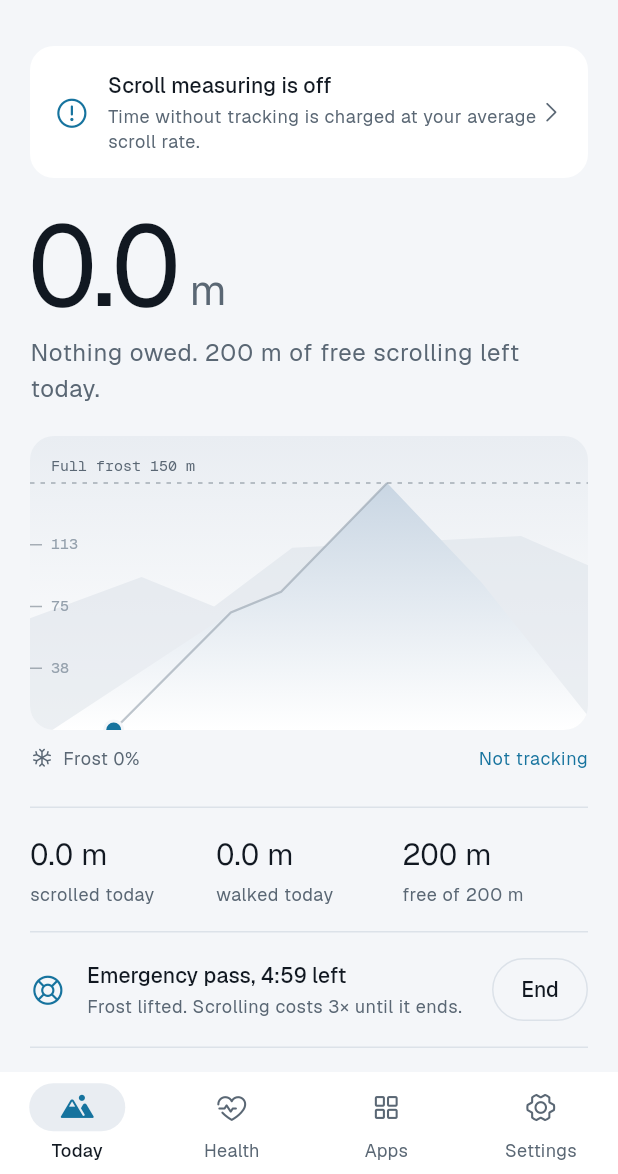
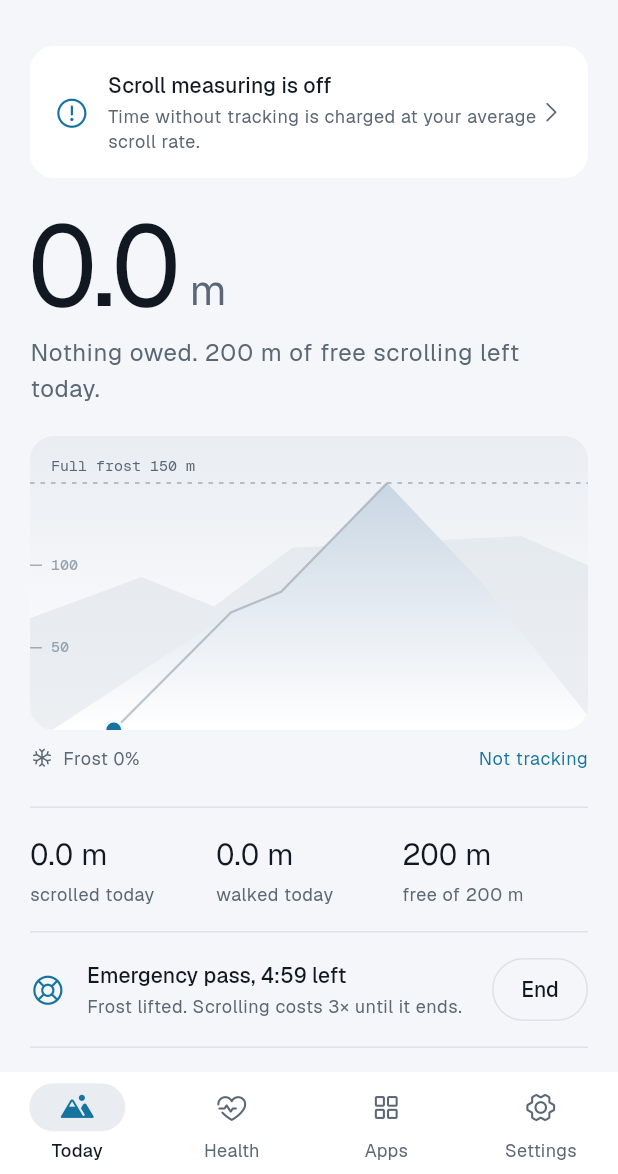
Before and after one commit to lebaaar/doomwalk, a Flutter app: the HomeScreen screen opened directly, after a tap on "Use", on a phone screen of 412 x 824 dp, the part 62-1236 px from its top. Run offline on Flutter 3.47's test engine with Material 3 defaults, Android fonts, the phone set to English and light mode, and no system bars; our stand-ins replace flutter_riverpod, pedometer, permission_handler, share_plus, sqflite; missing offline and left inert: home_widget; accounts and stored records are empty; project files that could hold a hidden picture were left out.

Commit message:
Fix confusing home stats: walked label, ledger sum, gauge ticks
- The walked stat is always labelled 'walked today'; a disabled step
  counter now gets its own notice at the top, like scroll measuring.
- The ledger reads as a sum that ends at the hero number: scrolled,
  free allowance, over the allowance (with how it is priced), then
  carried over + charged - walked = left to walk.
- Gauge ticks use round 1/2/5 steps (50, 100 under 150 m) instead of
  quarters (38, 75, 113).

Co-Authored-By: Claude Opus 5.5 <noreply@anthropic.com>
Claude-Session: https://claude.ai/code/session_01VuuPe1ZfiaRus7cUJhEEFG

```diff
--- a/lib/ui/altitude_gauge.dart
+++ b/lib/ui/altitude_gauge.dart
@@ -1,3 +1,4 @@
+import 'dart:math' as math;
 import 'dart:ui' as ui;
 
 import 'package:flutter/material.dart';
@@ -24,6 +25,14 @@ class AltitudeGauge extends StatelessWidget {
           size: Size.infinite,
         ),
       );
+}
+
+/// Largest 1/2/5 × 10ⁿ step that puts about three ticks under [max].
+double niceTickStep(double max) {
+  if (max <= 0) return 0;
+  final raw = max / 3;
+  final mag = math.pow(10, (math.log(raw) / math.ln10).floor()).toDouble();
+  return [5.0, 2.0, 1.0].map((k) => k * mag).firstWhere((s) => s <= raw, orElse: () => mag);
 }
 
 class _GaugePainter extends CustomPainter {
@@ -87,10 +96,12 @@ class _GaugePainter extends CustomPainter {
 
     if (showScale) {
       _label(canvas, 'Full frost ${frostMaxM.toStringAsFixed(0)} m', Offset(14, frostY - 18), c.muted);
-      for (var i = 1; i < 4; i++) {
-        final y = base - (base - frostY) * i / 4;
+      // Round ticks (50, 100 under a 150 m summit), never crowding the summit label.
+      final step = niceTickStep(frostMaxM);
+      for (var m = step; step > 0 && m < frostMaxM * 0.9; m += step) {
+        final y = base - (base - frostY) * m / frostMaxM;
         canvas.drawLine(Offset(0, y), Offset(8, y), dash);
-        _label(canvas, (frostMaxM * i / 4).toStringAsFixed(0), Offset(14, y - 7), c.faint);
+        _label(canvas, m.toStringAsFixed(m % 1 == 0 ? 0 : 1), Offset(14, y - 7), c.faint);
       }
     }
 
--- a/lib/ui/home_screen.dart
+++ b/lib/ui/home_screen.dart
@@ -85,7 +85,16 @@ class _HomeScreenState extends ConsumerState<HomeScreen> with WidgetsBindingObse
         index: _tab,
         children: [
           page([
-            if (!c.status.accessibilityEnabled) const _TrackingOff(),
+            if (!c.status.accessibilityEnabled)
+              const _Notice(
+                title: 'Scroll measuring is off',
+                body: 'Time without tracking is charged at your average scroll rate.',
+              ),
+            if (c.walkError != null)
+              const _Notice(
+                title: 'Step counting is off',
+                body: 'Walking won\'t pay your debt down until physical activity access is allowed.',
+              ),
             const SizedBox(height: 20),
             _Hero(c: c),
             const SizedBox(height: 20),
@@ -142,8 +151,11 @@ class _HomeScreenState extends ConsumerState<HomeScreen> with WidgetsBindingObse
   }
 }
 
-class _TrackingOff extends StatelessWidget {
-  const _TrackingOff();
+/// A tappable problem that blocks part of the loop; opens setup to fix it.
+class _Notice extends StatelessWidget {
+  const _Notice({required this.title, required this.body});
+  final String title;
+  final String body;
 
   @override
   Widget build(BuildContext context) {
@@ -164,9 +176,9 @@ class _TrackingOff extends StatelessWidget {
               const SizedBox(width: 12),
               Expanded(
                 child: Column(crossAxisAlignment: CrossAxisAlignment.start, children: [
-                  Text('Scroll measuring is off', style: t.titleSmall),
+                  Text(title, style: t.titleSmall),
                   const SizedBox(height: 2),
-                  Text('Time without tracking is charged at your average scroll rate.', style: t.bodySmall),
+                  Text(body, style: t.bodySmall),
                 ]),
               ),
               Icon(Ph.caretRight, size: 18, color: context.colors.muted),
@@ -370,7 +382,7 @@ class _Stats extends StatelessWidget {
         padding: const EdgeInsets.symmetric(vertical: 16),
         child: Row(children: [
           stat(formatMetres(c.state.scrolledTodayM), 'scrolled today'),
-          stat(formatMetres(c.state.walkedTodayM), c.walkError == null ? 'walked today' : 'step sensor off'),
+          stat(formatMetres(c.state.walkedTodayM), 'walked today'),
           stat(formatMetres(c.allowanceLeftM, decimals: 0),
               'free of ${formatMetres(c.config.effective.allowanceM, decimals: 0)}'),
         ]),
@@ -569,18 +581,38 @@ class _Ledger extends StatelessWidget {
             Text(b, style: numeric.copyWith(fontSize: 14, color: color ?? context.colors.text)),
           ]),
         );
+    // Reads top to bottom as a sum that ends at the hero number:
+    // carried + scrolling + gaps − walked = to walk.
+    final scrollChargedM = s.chargedTodayM - s.tamperChargedTodayM;
+    final overM = s.scrolledTodayM - s.allowanceUsedM;
+    final carriedM = s.debtM - s.chargedTodayM + s.paidTodayM;
     return Column(crossAxisAlignment: CrossAxisAlignment.start, children: [
-      line('Charged today', '+${formatMetres(s.chargedTodayM)}', color: context.colors.accent),
-      line('Walked off today', '−${formatMetres(s.paidTodayM)}'),
+      line('Scrolled today', formatMetres(s.scrolledTodayM)),
+      line('Free allowance', '−${formatMetres(s.allowanceUsedM)}'),
+      line('Over the allowance', formatMetres(overM)),
+      Padding(
+        padding: const EdgeInsets.only(bottom: 4),
+        child: Text(
+          'Each metre over is charged at the app\'s rate, then × ${cfg.effective.ratio.toStringAsFixed(1)} '
+          'to turn it into walking.',
+          style: t.bodySmall,
+        ),
+      ),
+      const SizedBox(height: 8),
+      const Divider(),
+      const SizedBox(height: 8),
+      if (carriedM >= 0.05) line('Carried over', '+${formatMetres(carriedM)}'),
+      line('Charged for scrolling', '+${formatMetres(scrollChargedM)}', color: context.colors.accent),
       if (s.tamperChargedTodayM > 0)
         line('Charged for tracking gaps', '+${formatMetres(s.tamperChargedTodayM)}', color: context.colors.accent),
+      line('Walked off today', '−${formatMetres(s.paidTodayM)}'),
+      line('Left to walk', formatMetres(s.debtM), color: context.colors.text),
       const SizedBox(height: 8),
       const Divider(),
       const SizedBox(height: 8),
       line('Overnight interest', '${(cfg.interestRate * 100).toStringAsFixed(1)}% per night'),
       line('Interest last night', '+${formatMetres(s.lastInterestM)}'),
       line('Interest so far', formatMetres(s.interestTotalM)),
-      line('Exchange rate', '1 m scrolled = ${cfg.effective.ratio.toStringAsFixed(1)} m walked'),
       if (c.gaps.isNotEmpty) ...[
         const SizedBox(height: 8),
         const Divider(),
```
Also changed, not shown: 5 other files.
